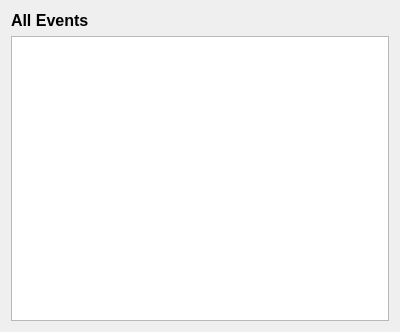
Qt form src/modules/timeline/TimelineSidePanel.ui (Evsey-K/TestLeadToolbox) before a commit.
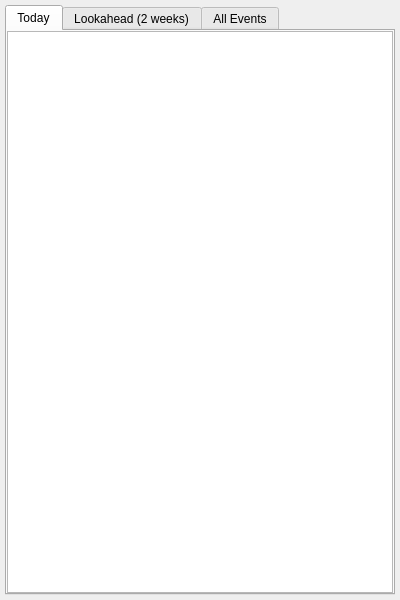
The same form after that commit.

```diff
--- a/src/modules/timeline/TimelineSidePanel.ui
+++ b/src/modules/timeline/TimelineSidePanel.ui
@@ -7,34 +7,126 @@
     <x>0</x>
     <y>0</y>
     <width>400</width>
-    <height>332</height>
+    <height>600</height>
    </rect>
   </property>
   <property name="windowTitle">
    <string>Form</string>
   </property>
   <layout class="QVBoxLayout" name="verticalLayout_6">
+   <property name="spacing">
+    <number>5</number>
+   </property>
+   <property name="leftMargin">
+    <number>5</number>
+   </property>
+   <property name="topMargin">
+    <number>5</number>
+   </property>
+   <property name="rightMargin">
+    <number>5</number>
+   </property>
+   <property name="bottomMargin">
+    <number>5</number>
+   </property>
    <item>
-    <widget class="QLabel" name="headerLabel">
-     <property name="font">
-      <font>
-       <pointsize>12</pointsize>
-       <bold>true</bold>
-      </font>
+    <widget class="QTabWidget" name="tabWidget">
+     <property name="sizePolicy">
+      <sizepolicy hsizetype="Expanding" vsizetype="Expanding">
+       <horstretch>0</horstretch>
+       <verstretch>0</verstretch>
+      </sizepolicy>
      </property>
-     <property name="text">
-      <string>All Events</string>
+     <property name="currentIndex">
+      <number>0</number>
      </property>
-    </widget>
-   </item>
-   <item>
-    <widget class="QListWidget" name="listWidget">
-     <property name="alternatingRowColors">
-      <bool>true</bool>
-     </property>
-     <property name="selectionBehavior">
-      <enum>QAbstractItemView::SelectionBehavior::SelectRows</enum>
-     </property>
+     <widget class="QWidget" name="todayTab">
+      <attribute name="title">
+       <string>Today</string>
+      </attribute>
+      <layout class="QVBoxLayout" name="verticalLayout_3">
+       <property name="leftMargin">
+        <number>0</number>
+       </property>
+       <property name="topMargin">
+        <number>0</number>
+       </property>
+       <property name="rightMargin">
+        <number>0</number>
+       </property>
+       <property name="bottomMargin">
+        <number>0</number>
+       </property>
+       <item>
+        <widget class="QListWidget" name="todayList">
+         <property name="alternatingRowColors">
+          <bool>true</bool>
+         </property>
+         <property name="selectionBehavior">
+          <enum>QAbstractItemView::SelectionBehavior::SelectRows</enum>
+         </property>
+        </widget>
+       </item>
+      </layout>
+     </widget>
+     <widget class="QWidget" name="lookaheadTab">
+      <attribute name="title">
+       <string>Lookahead (2 weeks)</string>
+      </attribute>
+      <layout class="QVBoxLayout" name="verticalLayout_2">
+       <property name="leftMargin">
+        <number>0</number>
+       </property>
+       <property name="topMargin">
+        <number>0</number>
+       </property>
+       <property name="rightMargin">
+        <number>0</number>
+       </property>
+       <property name="bottomMargin">
+        <number>0</number>
+       </property>
+       <item>
+        <widget class="QListWidget" name="lookaheadList">
+         <property name="alternatingRowColors">
+          <bool>true</bool>
+         </property>
+         <property name="selectionBehavior">
+          <enum>QAbstractItemView::SelectionBehavior::SelectRows</enum>
+         </property>
+        </widget>
+       </item>
+      </layout>
+     </widget>
+     <widget class="QWidget" name="allEventsTab">
+      <attribute name="title">
+       <string>All Events</string>
+      </attribute>
+      <layout class="QVBoxLayout" name="verticalLayout">
+       <property name="leftMargin">
+        <number>0</number>
+       </property>
+       <property name="topMargin">
+        <number>0</number>
+       </property>
+       <property name="rightMargin">
+        <number>0</number>
+       </property>
+       <property name="bottomMargin">
+        <number>0</number>
+       </property>
+       <item>
+        <widget class="QListWidget" name="allEventsList">
+         <property name="alternatingRowColors">
+          <bool>true</bool>
+         </property>
+         <property name="selectionBehavior">
+          <enum>QAbstractItemView::SelectionBehavior::SelectRows</enum>
+         </property>
+        </widget>
+       </item>
+      </layout>
+     </widget>
     </widget>
    </item>
   </layout>
```
Left out of the diff: 2 changed lines with no effect on the pictures.
